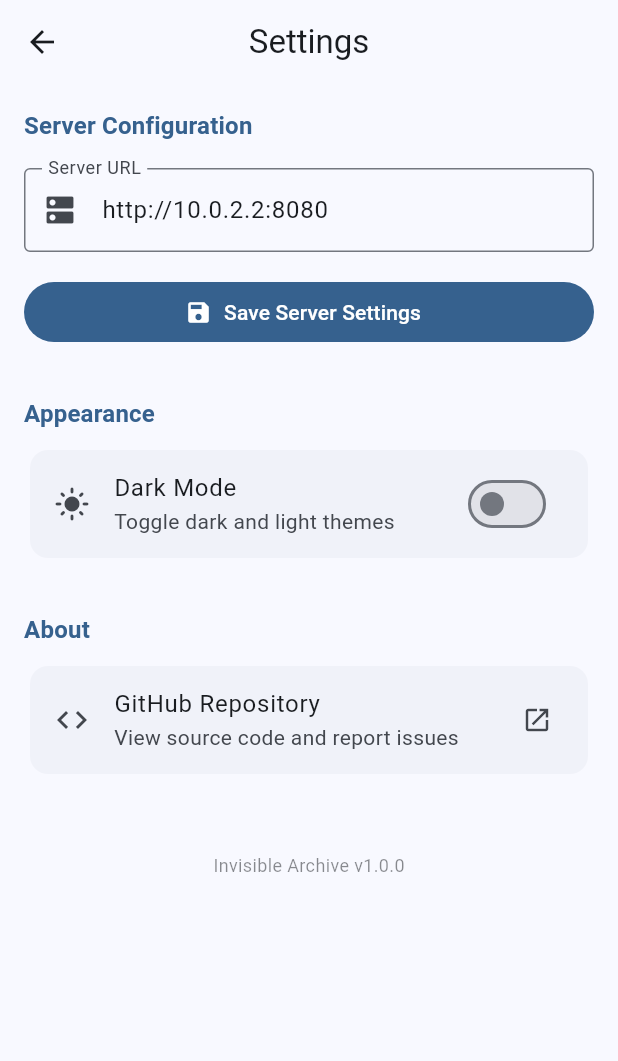
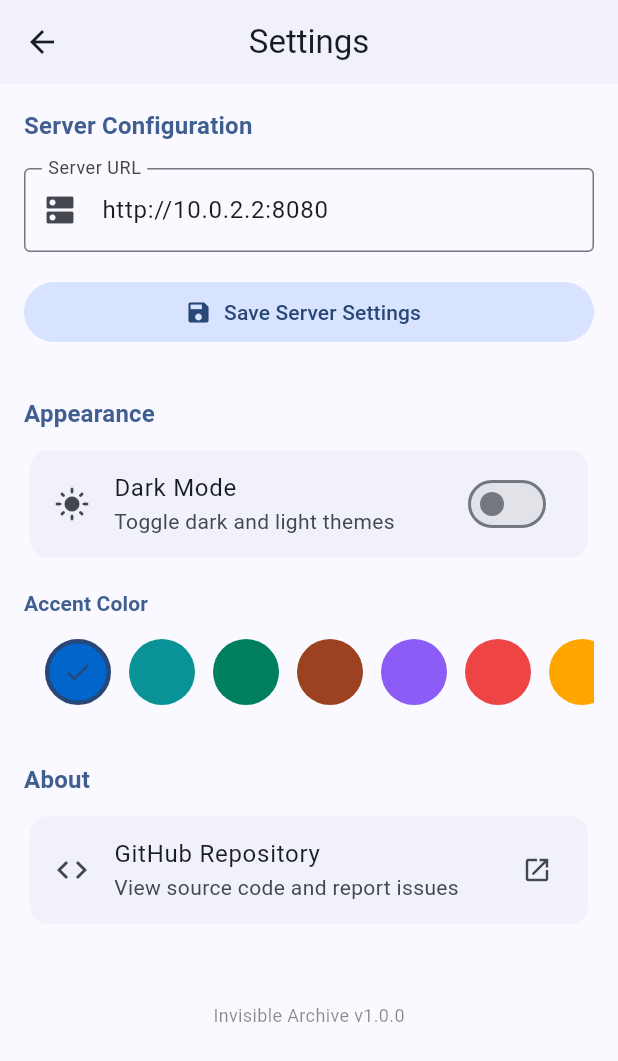
Before and after one commit to Alchemist-Aloha/invisible-archive, a Flutter app: the screen it shows after launch, after a tap on the "settings" icon, on a phone screen of 412 x 824 dp. Shown: the top 1061 px of the screen. Run offline on Flutter 3.47's test engine with Material 3 defaults, Android fonts, the phone set to English and light mode, and no system bars; our stand-ins replace cached_network_image, chewie, photo_view, shared_preferences, video_player; network calls fail.

Commit message:
feat: implement theme customization and color swatches in settings

```diff
--- a/mobile/lib/main.dart
+++ b/mobile/lib/main.dart
@@ -4,6 +4,7 @@ import 'providers/settings_provider.dart';
 import 'providers/explorer_provider.dart';
 import 'pages/explorer_page.dart';
 import 'api.dart';
+import 'theme.dart';
 
 void main() {
   runApp(
@@ -30,25 +31,14 @@ class MyApp extends StatelessWidget {
     return ChangeNotifierProvider(
       key: ValueKey(settings.serverUrl),
       create: (_) => ExplorerProvider(api),
-      child: MaterialApp(
-        title: 'Invisible Archive',
-        theme: ThemeData(
-          colorScheme: ColorScheme.fromSeed(
-            seedColor: Colors.blue,
-            brightness: settings.isDarkMode ? Brightness.dark : Brightness.light,
-          ),
-          useMaterial3: true,
-          appBarTheme: const AppBarTheme(
-            centerTitle: true,
-          ),
-          cardTheme: CardThemeData(
-            clipBehavior: Clip.antiAlias,
-            shape: RoundedRectangleBorder(borderRadius: BorderRadius.circular(12)),
-          ),
-        ),
-        home: const ExplorerPage(),
-        debugShowCheckedModeBanner: false,
-      ),
+      child: Builder(builder: (context) {
+        return MaterialApp(
+          title: 'Invisible Archive',
+          theme: buildAppTheme(darkMode: settings.isDarkMode, seed: Color(settings.seedColor)),
+          home: const ExplorerPage(),
+          debugShowCheckedModeBanner: false,
+        );
+      }),
     );
   }
 }
--- a/mobile/lib/pages/explorer_page.dart
+++ b/mobile/lib/pages/explorer_page.dart
@@ -156,13 +156,14 @@ class _ExplorerPageState extends State<ExplorerPage> {
     }
 
     if (explorer.error != null && explorer.items.isEmpty) {
+      final cs = Theme.of(context).colorScheme;
       return Center(
         child: SingleChildScrollView(
           physics: const AlwaysScrollableScrollPhysics(),
           child: Column(
             mainAxisAlignment: MainAxisAlignment.center,
             children: [
-              const Icon(Icons.error_outline, color: Colors.red, size: 48),
+              Icon(Icons.error_outline, color: cs.error, size: 48),
               const SizedBox(height: 16),
               Text('Error: ${explorer.error}'),
               const SizedBox(height: 16),
--- a/mobile/lib/pages/settings_page.dart
+++ b/mobile/lib/pages/settings_page.dart
@@ -35,6 +35,55 @@ class _SettingsPageState extends State<SettingsPage> {
         );
       }
     }
+  }
+
+  List<Widget> _buildColorSwatches(BuildContext context) {
+    final settings = context.watch<SettingsProvider>();
+    final current = Color(settings.seedColor);
+    final colors = <Color>[
+      const Color(0xFF0066CC),
+      const Color(0xFF0A9396),
+      const Color(0xFF007F5F),
+      const Color(0xFF9C4221),
+      const Color(0xFF8B5CF6),
+      const Color(0xFFEF4444),
+      const Color(0xFFFFA500),
+      const Color(0xFF0EA5E9),
+      const Color(0xFF22C55E),
+      const Color(0xFFEC4899),
+    ];
+
+    return colors.map((c) {
+      final selected = c.value == current.value;
+      return Padding(
+        padding: const EdgeInsets.symmetric(horizontal: 6.0),
+        child: InkWell(
+          borderRadius: BorderRadius.circular(28),
+          onTap: () => context.read<SettingsProvider>().setSeedColor(c.value),
+          child: Container(
+            width: 44,
+            height: 44,
+            decoration: BoxDecoration(
+              shape: BoxShape.circle,
+              color: c,
+              border: selected
+                  ? Border.all(
+                      color: Theme.of(context).colorScheme.onPrimaryContainer,
+                      width: 3,
+                    )
+                  : null,
+            ),
+            child: selected
+                ? Icon(
+                    Icons.check,
+                    color: Theme.of(context).colorScheme.onPrimaryContainer,
+                    size: 20,
+                  )
+                : null,
+          ),
+        ),
+      );
+    }).toList();
   }
 
   @override
@@ -108,6 +157,28 @@ class _SettingsPageState extends State<SettingsPage> {
               onChanged: (val) => context.read<SettingsProvider>().setDarkMode(val),
             ),
           ),
+          const SizedBox(height: 16),
+          Text(
+            'Accent Color',
+            style: Theme.of(context).textTheme.titleSmall?.copyWith(
+                  color: Theme.of(context).colorScheme.primary,
+                  fontWeight: FontWeight.w600,
+                ),
+          ),
+          const SizedBox(height: 8),
+          SizedBox(
+            height: 56,
+            child: SingleChildScrollView(
+              scrollDirection: Axis.horizontal,
+              child: Row(
+                children: [
+                  const SizedBox(width: 8),
+                  ..._buildColorSwatches(context),
+                  const SizedBox(width: 8),
+                ],
+              ),
+            ),
+          ),
           const SizedBox(height: 32),
           Text(
             'About',
--- a/mobile/lib/pages/waterfall_page.dart
+++ b/mobile/lib/pages/waterfall_page.dart
@@ -148,12 +148,13 @@ class _WaterfallPageState extends State<WaterfallPage> {
     }
 
     if (_error != null) {
+      final cs = Theme.of(context).colorScheme;
       return Center(
         child: SingleChildScrollView(
           child: Column(
             mainAxisAlignment: MainAxisAlignment.center,
             children: [
-              const Icon(Icons.error_outline, color: Colors.red, size: 48),
+              Icon(Icons.error_outline, color: cs.error, size: 48),
               const SizedBox(height: 16),
               Text('Error: $_error'),
               const SizedBox(height: 16),
--- a/mobile/lib/providers/settings_provider.dart
+++ b/mobile/lib/providers/settings_provider.dart
@@ -4,10 +4,12 @@ import 'package:shared_preferences/shared_preferences.dart';
 class SettingsProvider with ChangeNotifier {
   String _serverUrl = 'http://10.0.2.2:8080'; // Default for Android Emulator
   bool _isDarkMode = false;
+  int _seedColor = 0xFF0066CC;
   String _layoutMode = 'grid';
 
   String get serverUrl => _serverUrl;
   bool get isDarkMode => _isDarkMode;
+  int get seedColor => _seedColor;
   String get layoutMode => _layoutMode;
 
   SettingsProvider() {
@@ -18,6 +20,7 @@ class SettingsProvider with ChangeNotifier {
     final prefs = await SharedPreferences.getInstance();
     _serverUrl = prefs.getString('serverUrl') ?? _serverUrl;
     _isDarkMode = prefs.getBool('isDarkMode') ?? _isDarkMode;
+    _seedColor = prefs.getInt('seedColor') ?? _seedColor;
     _layoutMode = prefs.getString('layoutMode') ?? _layoutMode;
     notifyListeners();
   }
@@ -36,6 +39,13 @@ class SettingsProvider with ChangeNotifier {
     notifyListeners();
   }
 
+  Future<void> setSeedColor(int colorValue) async {
+    _seedColor = colorValue;
+    final prefs = await SharedPreferences.getInstance();
+    await prefs.setInt('seedColor', colorValue);
+    notifyListeners();
+  }
+
   Future<void> setLayoutMode(String mode) async {
     _layoutMode = mode;
     final prefs = await SharedPreferences.getInstance();
--- /dev/null
+++ b/mobile/lib/theme.dart
@@ -0,0 +1,39 @@
+import 'package:flutter/material.dart';
+
+ThemeData buildAppTheme({required bool darkMode, Color? seed}) {
+  final seedColor = seed ?? const Color(0xFF0066CC);
+  final cs = ColorScheme.fromSeed(seedColor: seedColor, brightness: darkMode ? Brightness.dark : Brightness.light);
+
+  return ThemeData(
+    colorScheme: cs,
+    useMaterial3: true,
+    appBarTheme: AppBarTheme(
+      centerTitle: true,
+      backgroundColor: cs.surface,
+      foregroundColor: cs.onSurface,
+      elevation: 1,
+    ),
+    cardTheme: CardThemeData(
+      clipBehavior: Clip.antiAlias,
+      shape: RoundedRectangleBorder(borderRadius: BorderRadius.circular(12)),
+      color: cs.surfaceVariant,
+    ),
+    textButtonTheme: TextButtonThemeData(
+      style: TextButton.styleFrom(foregroundColor: cs.primary),
+    ),
+    elevatedButtonTheme: ElevatedButtonThemeData(
+      style: ElevatedButton.styleFrom(
+        backgroundColor: cs.primary,
+        foregroundColor: cs.onPrimary,
+      ),
+    ),
+    filledButtonTheme: FilledButtonThemeData(
+      style: FilledButton.styleFrom(
+        backgroundColor: cs.primaryContainer,
+        foregroundColor: cs.onPrimaryContainer,
+      ),
+    ),
+    iconTheme: IconThemeData(color: cs.onSurface),
+    scaffoldBackgroundColor: cs.background,
+  );
+}
--- a/mobile/lib/widgets/breadcrumbs_widget.dart
+++ b/mobile/lib/widgets/breadcrumbs_widget.dart
@@ -14,15 +14,18 @@ class BreadcrumbsWidget extends StatelessWidget {
   Widget build(BuildContext context) {
     final parts = path.split('/').where((p) => p.isNotEmpty).toList();
 
+    final cs = Theme.of(context).colorScheme;
+
     return SingleChildScrollView(
       scrollDirection: Axis.horizontal,
       padding: const EdgeInsets.symmetric(horizontal: 8),
       child: Row(
         children: [
           IconButton(
-            icon: const Icon(Icons.home),
+            icon: Icon(Icons.home, color: cs.primary),
             onPressed: () => onNavigate('/'),
             visualDensity: VisualDensity.compact,
+            tooltip: 'Home',
           ),
           ...parts.asMap().entries.map((entry) {
             final index = entry.key;
@@ -31,13 +34,14 @@ class BreadcrumbsWidget extends StatelessWidget {
 
             return Row(
               children: [
-                const Icon(Icons.chevron_right, size: 16, color: Colors.grey),
+                Icon(Icons.chevron_right, size: 16, color: cs.onSurfaceVariant),
                 TextButton(
                   onPressed: () => onNavigate(fullPath),
                   child: Text(part),
                   style: TextButton.styleFrom(
                     visualDensity: VisualDensity.compact,
                     padding: const EdgeInsets.symmetric(horizontal: 4),
+                    foregroundColor: cs.primary,
                   ),
                 ),
               ],
--- a/mobile/lib/widgets/file_item_widget.dart
+++ b/mobile/lib/widgets/file_item_widget.dart
@@ -28,9 +28,10 @@ class FileItemWidget extends StatelessWidget {
   }
 
   Widget _buildGridItem(BuildContext context) {
+    final cs = Theme.of(context).colorScheme;
     return Card(
       elevation: 0,
-      color: Theme.of(context).colorScheme.surfaceVariant.withOpacity(0.3),
+      color: cs.surfaceVariant,
       child: InkWell(
         onTap: onTap,
         child: Column(
@@ -56,12 +57,13 @@ class FileItemWidget extends StatelessWidget {
   }
 
   Widget _buildListItem(BuildContext context, bool showDetails) {
+    final cs = Theme.of(context).colorScheme;
     return ListTile(
       leading: Container(
         width: 48,
         height: 48,
         decoration: BoxDecoration(
-          color: Theme.of(context).colorScheme.surfaceVariant.withOpacity(0.5),
+          color: cs.surfaceVariant,
           borderRadius: BorderRadius.circular(8),
         ),
         clipBehavior: Clip.antiAlias,
@@ -107,28 +109,27 @@ class FileItemWidget extends StatelessWidget {
 
   Widget _buildDefaultIcon(BuildContext context) {
     IconData iconData;
-    Color color;
+    final cs = Theme.of(context).colorScheme;
 
     if (item.isDir) {
       iconData = Icons.folder;
-      color = Theme.of(context).colorScheme.primary;
+      // primary for folders
+      return Icon(iconData, color: cs.primary, size: layout == 'grid' ? 40 : 24);
     } else if (item.name.toLowerCase().endsWith('.zip')) {
       iconData = Icons.archive;
-      color = Colors.orange;
+      return Icon(iconData, color: cs.secondary, size: layout == 'grid' ? 40 : 24);
     } else if (item.canStream) {
       iconData = Icons.movie;
-      color = Colors.purple;
+      return Icon(iconData, color: cs.tertiary, size: layout == 'grid' ? 40 : 24);
     } else if (item.canRender) {
       iconData = item.name.toLowerCase().endsWith('.pdf') ? Icons.picture_as_pdf : Icons.image;
-      color = Theme.of(context).colorScheme.secondary;
+      return Icon(iconData, color: cs.secondary, size: layout == 'grid' ? 40 : 24);
     } else if (item.canEdit) {
       iconData = Icons.description;
-      color = Colors.green;
+      return Icon(iconData, color: cs.primaryContainer, size: layout == 'grid' ? 40 : 24);
     } else {
       iconData = Icons.insert_drive_file;
-      color = Theme.of(context).colorScheme.outline;
+      return Icon(iconData, color: cs.outline, size: layout == 'grid' ? 40 : 24);
     }
-
-    return Icon(iconData, color: color, size: layout == 'grid' ? 40 : 24);
   }
 }
```
Also changed, not shown: mobile/lib/pages/preview_page.dart (+16 -15 lines), mobile/lib/widgets/waterfall_item.dart (+14 -14 lines), mobile/pubspec.lock.
